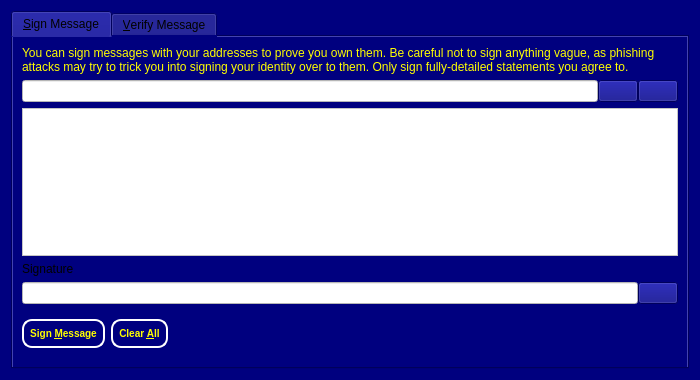
This is src/qt/forms/signverifymessagedialog.ui in scificryptocoin/Federation-Credits as Qt 5 draws it before an edit. The edited form follows.
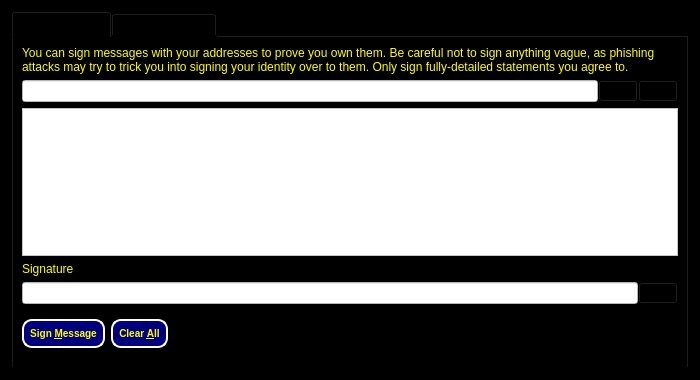
This is the edited form. The open tabs and pages were chosen to show the change. Icons and pictures are not drawn. Custom widgets are drawn as their Qt base class.

What changed in the file:
```diff
--- a/src/qt/forms/signverifymessagedialog.ui
+++ b/src/qt/forms/signverifymessagedialog.ui
@@ -14,7 +14,7 @@
    <string>Signatures - Sign / Verify a Message</string>
   </property>
   <property name="styleSheet">
-   <string notr="true">background-color: rgb(0, 0, 127);
+   <string notr="true">background-color: rgb(0, 0, 0);
 color: rgb(0, 0, 0);</string>
   </property>
   <property name="modal">
@@ -23,6 +23,9 @@
   <layout class="QVBoxLayout" name="verticalLayout">
    <item>
     <widget class="QTabWidget" name="tabWidget">
+     <property name="styleSheet">
+      <string notr="true">background-color:rgb(0, 0, 0);</string>
+     </property>
      <property name="currentIndex">
       <number>1</number>
      </property>
@@ -121,6 +124,9 @@
        </item>
        <item>
         <widget class="QLabel" name="signatureLabel_SM">
+         <property name="styleSheet">
+          <string notr="true">color:rgb(255, 255, 0);</string>
+         </property>
          <property name="text">
           <string>Signature</string>
          </property>
```
Left out of the diff: 2 changed lines with no effect on the pictures.
